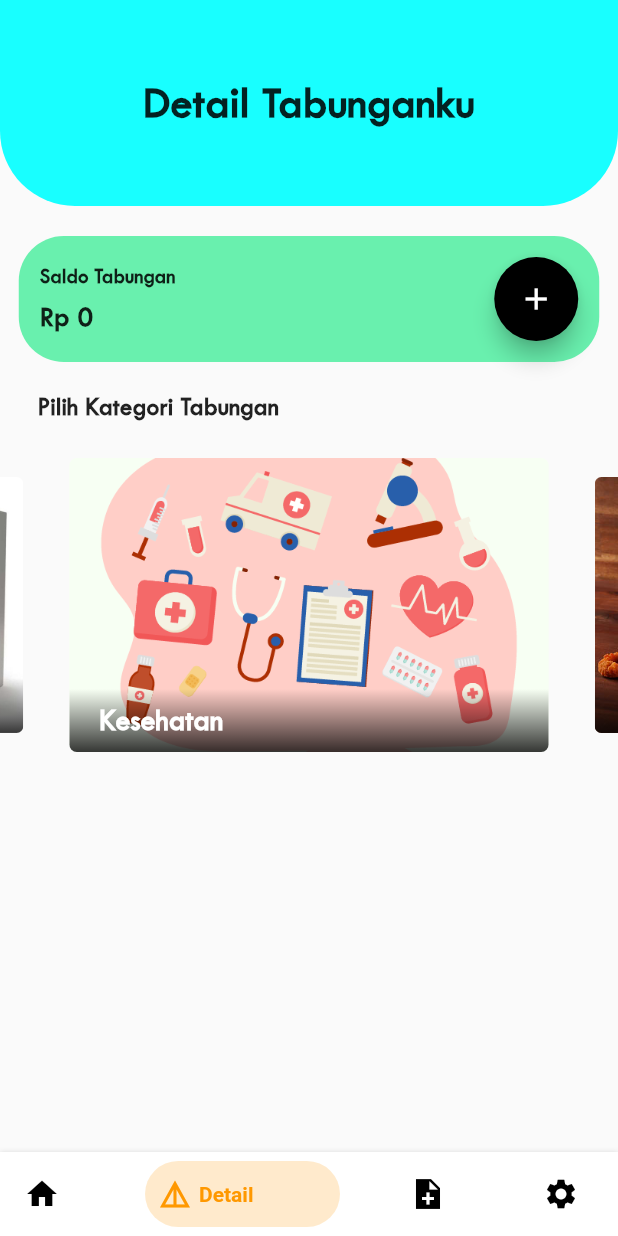
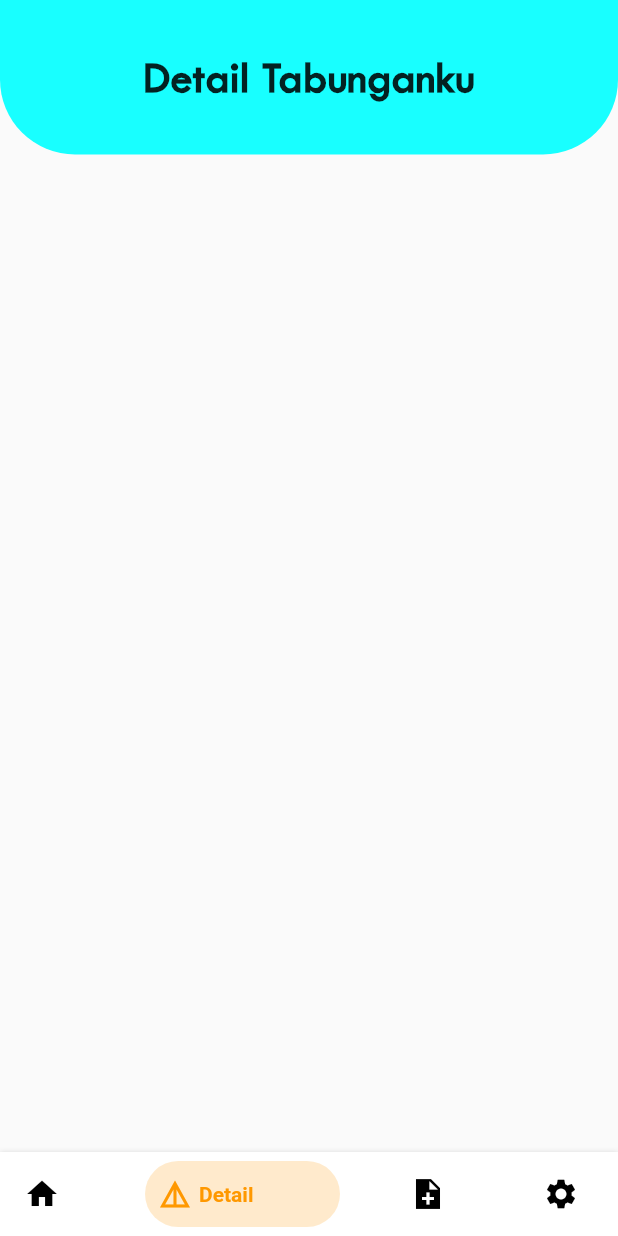
Before and after one commit to AlvinHadinata/walleto, a Flutter app: the screen it shows after launch, item 2 of the bottom bar chosen, on a phone screen of 412 x 824 dp. Run offline on Flutter 3.47's test engine with Material 2 defaults, Android fonts, the phone set to English and light mode, and no system bars; drawn by our look-alikes of bottom_navy_bar, carousel_slider; our stand-ins replace sqflite; accounts and stored records are empty.

Commit message:
Init commit

```diff
--- a/lib/ui/detaill_page.dart
+++ b/lib/ui/detaill_page.dart
@@ -1,7 +1,4 @@
-import 'package:carousel_slider/carousel_slider.dart';
 import 'package:flutter/material.dart';
-import 'package:walleto/model/category.dart';
-import 'package:walleto/widgets/carousel.dart';
 
 class DetailPage extends StatelessWidget {
   @override
@@ -13,11 +10,6 @@ class DetailPage extends StatelessWidget {
           children: [
             background(),
             SizedBox(height: 20),
-            saldo(),
-            SizedBox(height: 20),
-            item2(),
-            SizedBox(height: 20),
-            carousel()
           ],
         ),
       ),
@@ -25,25 +17,10 @@ class DetailPage extends StatelessWidget {
   }
 }
 
-Widget carousel() {
-  return Container(
-      child: CarouselSlider(
-          options: CarouselOptions(
-            aspectRatio: 2.0,
-            enlargeCenterPage: true,
-            enableInfiniteScroll: false,
-            initialPage: 2,
-            autoPlay: true,
-          ),
-          items: Category.categories
-              .map((category) => Carousel(category: category))
-              .toList()));
-}
-
 Widget background() {
   return Builder(builder: (BuildContext context) {
     return Container(
-        height: MediaQuery.of(context).size.width / 3,
+        height: MediaQuery.of(context).size.width / 4,
         decoration: BoxDecoration(
             color: Colors.cyanAccent,
             borderRadius: BorderRadius.only(
@@ -62,71 +39,3 @@ Widget background() {
         ));
   });
 }
-
-Widget saldo() {
-  return Builder(builder: (BuildContext context) {
-    return Container(
-      width: MediaQuery.of(context).size.width - 25,
-      decoration: BoxDecoration(
-          color: Colors.greenAccent,
-          borderRadius: BorderRadius.all(Radius.circular(30))),
-      child: Padding(
-        padding: const EdgeInsets.all(14.0),
-        child: Row(
-          mainAxisAlignment: MainAxisAlignment.spaceBetween,
-          children: [
-            Column(
-              crossAxisAlignment: CrossAxisAlignment.start,
-              children: [
-                Text('Saldo Tabungan',
-                    style: TextStyle(
-                      fontWeight: FontWeight.bold,
-                      fontSize: 14.0,
-                      fontFamily: 'TC',
-                    )),
-                SizedBox(height: 10),
-                Text('Rp 0',
-                    style: TextStyle(
-                      fontWeight: FontWeight.bold,
-                      fontSize: 19.0,
-                      fontFamily: 'TC',
-                    )),
-              ],
-            ),
-            addButton()
-          ],
-        ),
-      ),
-    );
-  });
-}
-
-Widget addButton() => FloatingActionButton(
-  child: Icon(Icons.add),
-  backgroundColor: Colors.black,
-  onPressed: () {
-    //   Navigator.push(context,
-    //       MaterialPageRoute(builder: (context) => TambahPage()));
-    //
-  },
-);
-
-Widget item2() {
-  return Padding(
-    padding: const EdgeInsets.only(left: 25.0),
-    child: Row(
-      children: [
-        Column(
-          children: [
-            Text('Pilih Kategori Tabungan',
-                style: TextStyle(
-                  fontWeight: FontWeight.bold,
-                  fontSize: 17.0,
-                  fontFamily: 'TC',
-                )),
-          ],
-        ),
-      ],
-    ),
-  );
-}
--- a/lib/ui/main_menu_page.dart
+++ b/lib/ui/main_menu_page.dart
@@ -43,7 +43,7 @@ Widget carousel() {
 Widget background() {
   return Builder(builder: (BuildContext context) {
     return Container(
-        height: MediaQuery.of(context).size.width / 3,
+        height: MediaQuery.of(context).size.width / 4,
         decoration: BoxDecoration(
             color: Colors.cyanAccent,
             borderRadius: BorderRadius.only(
--- a/lib/ui/notes_page.dart
+++ b/lib/ui/notes_page.dart
@@ -76,8 +76,9 @@ class NotesPage extends StatelessWidget {
   }
 
   Widget background() {
+    return Builder(builder: (BuildContext context) {
       return Container(
-        height: 200,
+          height: MediaQuery.of(context).size.width / 4,
           decoration: BoxDecoration(
               color: Colors.cyanAccent),
           child: Row(
@@ -95,4 +96,6 @@ class NotesPage extends StatelessWidget {
           )
       );
     }
+    );
   }
+}
```
Lines whose indentation alone changed are shown as unchanged.
